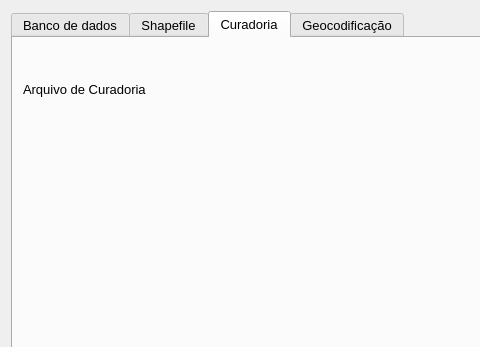
Above: settings/config_window.ui from spuhub/prisma before the change; both pictures show x 0 to 480 and y 0 to 347 of the 700 by 499 pixel window. Below: the same form after it.
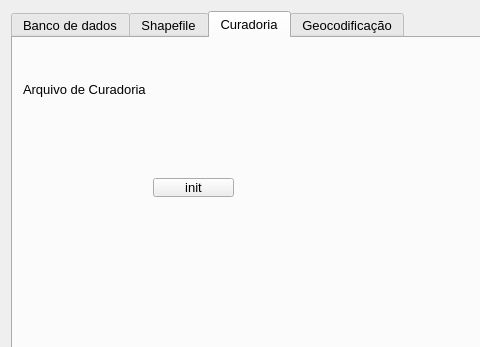
That is the form after the change. The open tabs and pages were chosen to show the change. Custom widgets are drawn as their Qt base class.

Patch:
```diff
--- a/settings/config_window.ui
+++ b/settings/config_window.ui
@@ -418,6 +418,19 @@
         </item>
        </layout>
       </widget>
+      <widget class="QToolButton" name="btext">
+       <property name="geometry">
+        <rect>
+         <x>140</x>
+         <y>140</y>
+         <width>81</width>
+         <height>19</height>
+        </rect>
+       </property>
+       <property name="text">
+        <string>init</string>
+       </property>
+      </widget>
      </widget>
      <widget class="QWidget" name="tab_geocod">
       <attribute name="title">
```
Left out of the diff: 2 changed lines with no effect on the pictures.
